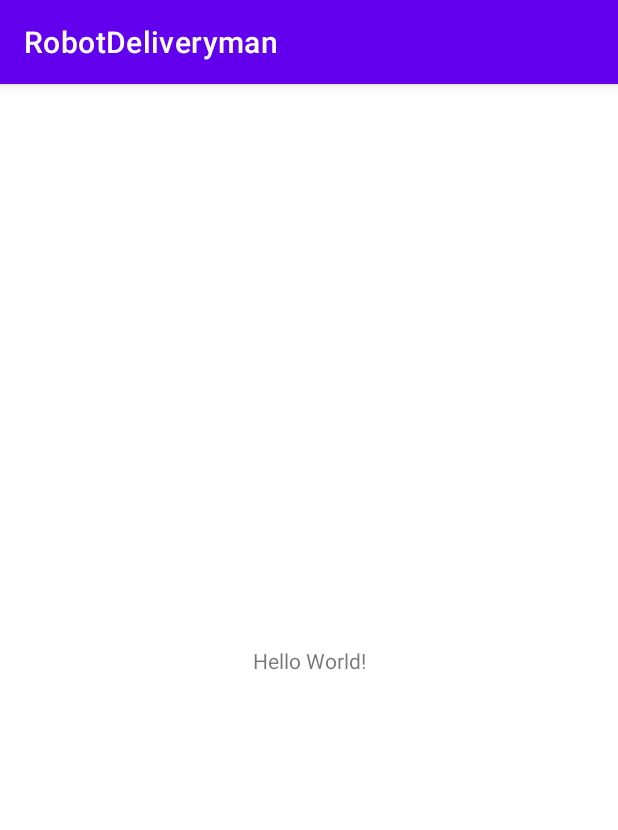
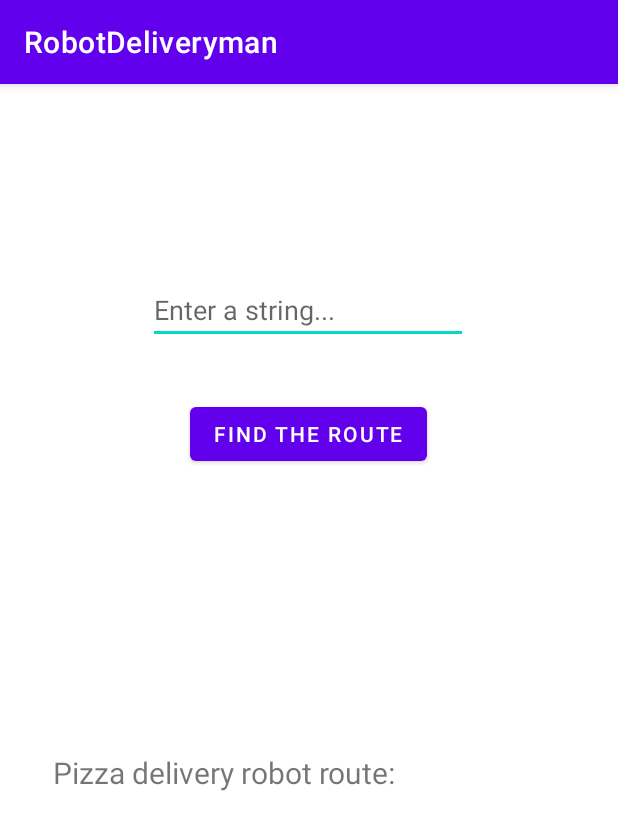
Before and after one commit to papertigify/PizzaRobot, an Android app: the screen it shows after launch (MainActivity), on a phone screen of 412 x 824 dp. Shown: the top 830 px of the screen. Run offline under Robolectric (Android 15) with nearby library versions, the phone set to English and light mode, and no system bars; our stand-ins replace Dagger/Hilt's generated code.

Commit message:
feat: base architectural skeleton setuped

```diff
--- a/app/build.gradle
+++ b/app/build.gradle
@@ -16,6 +16,10 @@ android {
         versionName "1.0"
 
         testInstrumentationRunner "androidx.test.runner.AndroidJUnitRunner"
+    }
+
+    buildFeatures {
+        viewBinding = true
     }
 
     buildTypes {
--- a/app/src/main/AndroidManifest.xml
+++ b/app/src/main/AndroidManifest.xml
@@ -10,7 +10,7 @@
         android:roundIcon="@mipmap/ic_launcher_round"
         android:supportsRtl="true"
         android:theme="@style/Theme.RobotDeliveryman">
-        <activity android:name=".MainActivity">
+        <activity android:name=".ui.MainActivity">
             <intent-filter>
                 <action android:name="android.intent.action.MAIN" />
 
--- a/app/src/main/java/com/example/robotdeliveryman/MainActivity.kt
+++ /dev/null
@@ -1,18 +0,0 @@
-package com.example.robotdeliveryman
-
-
-import android.os.Bundle
-import com.example.robotdeliveryman.ui.viewmodel.ViewModelProviderFactory
-import dagger.android.support.DaggerAppCompatActivity
-import javax.inject.Inject
-
-class MainActivity : DaggerAppCompatActivity() {
-
-    @Inject
-    lateinit var viewModelProviderFactory: ViewModelProviderFactory
-
-    override fun onCreate(savedInstanceState: Bundle?) {
-        super.onCreate(savedInstanceState)
-        setContentView(R.layout.activity_main)
-    }
-}
--- a/app/src/main/java/com/example/robotdeliveryman/di/ActivityBuildersModule.kt
+++ b/app/src/main/java/com/example/robotdeliveryman/di/ActivityBuildersModule.kt
@@ -1,6 +1,6 @@
 package com.example.robotdeliveryman.di
 
-import com.example.robotdeliveryman.MainActivity
+import com.example.robotdeliveryman.ui.MainActivity
 import com.example.robotdeliveryman.di.main.MainModule
 import com.example.robotdeliveryman.di.main.MainScope
 import com.example.robotdeliveryman.di.main.MainViewModelsModule
--- a/app/src/main/java/com/example/robotdeliveryman/di/main/MainModule.kt
+++ b/app/src/main/java/com/example/robotdeliveryman/di/main/MainModule.kt
@@ -1,11 +1,34 @@
 package com.example.robotdeliveryman.di.main
 
+import com.example.robotdeliveryman.model.InputValidator
+import com.example.robotdeliveryman.model.RouteGenerator
+import com.example.robotdeliveryman.repository.Repository
 import dagger.Module
+import dagger.Provides
 
 @Module
 class MainModule {
 
     companion object {
 
+        @MainScope
+        @Provides
+        fun provideRepository(inputValidator: InputValidator,
+        routeGenerator: RouteGenerator)
+        : Repository{
+            return Repository(inputValidator, routeGenerator)
+        }
+
+        @MainScope
+        @Provides
+        fun provideInputValidator(): InputValidator{
+            return InputValidator()
+        }
+
+        @MainScope
+        @Provides
+        fun provideRouteGenerator(): RouteGenerator{
+            return RouteGenerator()
+        }
     }
 }
--- /dev/null
+++ b/app/src/main/java/com/example/robotdeliveryman/model/InputValidator.kt
@@ -0,0 +1,4 @@
+package com.example.robotdeliveryman.model
+
+class InputValidator {
+}
--- /dev/null
+++ b/app/src/main/java/com/example/robotdeliveryman/model/RouteGenerator.kt
@@ -0,0 +1,5 @@
+package com.example.robotdeliveryman.model
+
+class RouteGenerator {
+
+}
--- /dev/null
+++ b/app/src/main/java/com/example/robotdeliveryman/repository/Repository.kt
@@ -0,0 +1,11 @@
+package com.example.robotdeliveryman.repository
+
+import com.example.robotdeliveryman.model.InputValidator
+import com.example.robotdeliveryman.model.RouteGenerator
+
+class Repository(private val inputValidator: InputValidator, private val routeGenerator: RouteGenerator) {
+
+    fun getRoute(inputString: String){
+
+    }
+}
--- /dev/null
+++ b/app/src/main/java/com/example/robotdeliveryman/ui/MainActivity.kt
@@ -0,0 +1,53 @@
+package com.example.robotdeliveryman.ui
+
+
+import android.os.Bundle
+import android.util.Log
+import androidx.core.view.isVisible
+import androidx.lifecycle.ViewModelProvider
+import com.example.robotdeliveryman.databinding.ActivityMainBinding
+import com.example.robotdeliveryman.ui.viewmodel.MainViewModel
+import com.example.robotdeliveryman.ui.viewmodel.ViewModelProviderFactory
+import com.example.robotdeliveryman.utils.Resource
+import dagger.android.support.DaggerAppCompatActivity
+import javax.inject.Inject
+
+
+class MainActivity : DaggerAppCompatActivity() {
+
+    @Inject
+    lateinit var viewModelProviderFactory: ViewModelProviderFactory
+    lateinit var viewModel: MainViewModel
+
+    private lateinit var binding: ActivityMainBinding
+
+    override fun onCreate(savedInstanceState: Bundle?) {
+        super.onCreate(savedInstanceState)
+        binding = ActivityMainBinding.inflate(layoutInflater)
+        val view = binding.root
+        setContentView(view)
+        viewModel = ViewModelProvider(this, viewModelProviderFactory)
+            .get(MainViewModel::class.java)
+
+        binding.buttonFind.setOnClickListener {
+            val inputString = binding.editText.text.toString()
+            viewModel.getRoute(inputString)
+        }
+
+        viewModel.route.observe(this){
+            when(it.status){
+                Resource.Status.LOADING -> binding.progressBar.isVisible = true
+                Resource.Status.SUCCESS -> {
+                    binding.progressBar.isVisible = false
+                    binding.textViewOutput.text = it.data.toString()
+                }
+                Resource.Status.ERROR -> {
+                    binding.progressBar.isVisible = false
+                    Log.e(TAG, "An error occurred, please, try again")
+                }
+            }
+        }
+    }
+}
+
+private const val TAG = "MainActivity"
--- a/app/src/main/java/com/example/robotdeliveryman/ui/viewmodel/MainViewModel.kt
+++ b/app/src/main/java/com/example/robotdeliveryman/ui/viewmodel/MainViewModel.kt
@@ -1,8 +1,19 @@
 package com.example.robotdeliveryman.ui.viewmodel
 
+import androidx.lifecycle.MutableLiveData
 import androidx.lifecycle.ViewModel
+import com.example.robotdeliveryman.repository.Repository
+import com.example.robotdeliveryman.utils.Resource
 import javax.inject.Inject
 
-class MainViewModel @Inject constructor(): ViewModel() {
+class MainViewModel @Inject constructor(private val repository: Repository): ViewModel() {
 
+    val route: MutableLiveData<Resource<Int>> = MutableLiveData()
+
+    fun getRoute(inputString: String){
+        route.postValue(Resource.loading(null))
+        // call to the repository
+        // handle the response
+        route.postValue(Resource.success(0))
+    }
 }
--- /dev/null
+++ b/app/src/main/java/com/example/robotdeliveryman/utils/Resource.kt
@@ -0,0 +1,22 @@
+package com.example.robotdeliveryman.utils
+
+
+class Resource<T>(val status: Status, val data: T?,  val message: String?) {
+    enum class Status {
+        SUCCESS, ERROR, LOADING
+    }
+
+    companion object {
+        fun <T> success(data: T): Resource<T> {
+            return Resource(Status.SUCCESS, data, null)
+        }
+
+        fun <T> error(msg: String, data: T?): Resource<T> {
+            return Resource(Status.ERROR, data, msg)
+        }
+
+        fun <T> loading( data: T?): Resource<T> {
+            return Resource(Status.LOADING, data, null)
+        }
+    }
+}
--- a/app/src/main/res/layout/activity_main.xml
+++ b/app/src/main/res/layout/activity_main.xml
@@ -4,15 +4,64 @@
     xmlns:tools="http://schemas.android.com/tools"
     android:layout_width="match_parent"
     android:layout_height="match_parent"
-    tools:context=".MainActivity">
+    tools:context=".ui.MainActivity">
+
+    <EditText
+        android:id="@+id/editText"
+        android:layout_width="wrap_content"
+        android:layout_height="wrap_content"
+        android:layout_marginTop="128dp"
+        android:ems="10"
+        android:hint="@string/enter_a_string"
+        android:inputType="textPersonName"
+        app:layout_constraintEnd_toEndOf="parent"
+        app:layout_constraintHorizontal_bias="0.497"
+        app:layout_constraintStart_toStartOf="parent"
+        app:layout_constraintTop_toTopOf="parent" />
 
     <TextView
+        android:id="@+id/textViewRobotRoute"
         android:layout_width="wrap_content"
         android:layout_height="wrap_content"
-        android:text="Hello World!"
-        app:layout_constraintBottom_toBottomOf="parent"
-        app:layout_constraintLeft_toLeftOf="parent"
-        app:layout_constraintRight_toRightOf="parent"
+        android:layout_marginTop="272dp"
+        android:text="@string/pizza_delivery_robot_route"
+        android:textSize="20sp"
+        app:layout_constraintEnd_toEndOf="parent"
+        app:layout_constraintHorizontal_bias="0.193"
+        app:layout_constraintStart_toStartOf="parent"
+        app:layout_constraintTop_toBottomOf="@+id/editText" />
+
+    <TextView
+        android:id="@+id/textViewOutput"
+        android:layout_width="wrap_content"
+        android:layout_height="wrap_content"
+        android:layout_marginTop="68dp"
+        app:layout_constraintEnd_toEndOf="parent"
+        app:layout_constraintHorizontal_bias="0.498"
+        app:layout_constraintStart_toStartOf="parent"
+        app:layout_constraintTop_toBottomOf="@+id/textViewRobotRoute" />
+
+    <Button
+        android:id="@+id/buttonFind"
+        android:layout_width="wrap_content"
+        android:layout_height="wrap_content"
+        android:layout_marginTop="36dp"
+        android:text="@string/find_the_route"
+        app:layout_constraintEnd_toEndOf="parent"
+        app:layout_constraintHorizontal_bias="0.498"
+        app:layout_constraintStart_toStartOf="parent"
+        app:layout_constraintTop_toBottomOf="@+id/editText" />
+
+    <ProgressBar
+        android:id="@+id/progressBar"
+        style="?android:attr/progressBarStyle"
+        android:layout_width="wrap_content"
+        android:layout_height="wrap_content"
+        android:layout_marginTop="332dp"
+        android:visibility="gone"
+        app:layout_constraintEnd_toEndOf="parent"
+        app:layout_constraintHorizontal_bias="0.498"
+        app:layout_constraintStart_toStartOf="parent"
         app:layout_constraintTop_toTopOf="parent" />
 
 </androidx.constraintlayout.widget.ConstraintLayout>
--- a/app/src/main/res/values/strings.xml
+++ b/app/src/main/res/values/strings.xml
@@ -1,3 +1,6 @@
 <resources>
     <string name="app_name">RobotDeliveryman</string>
+    <string name="pizza_delivery_robot_route">Pizza delivery robot route:</string>
+    <string name="enter_a_string">Enter a string...</string>
+    <string name="find_the_route">Find the route</string>
 </resources>
```
